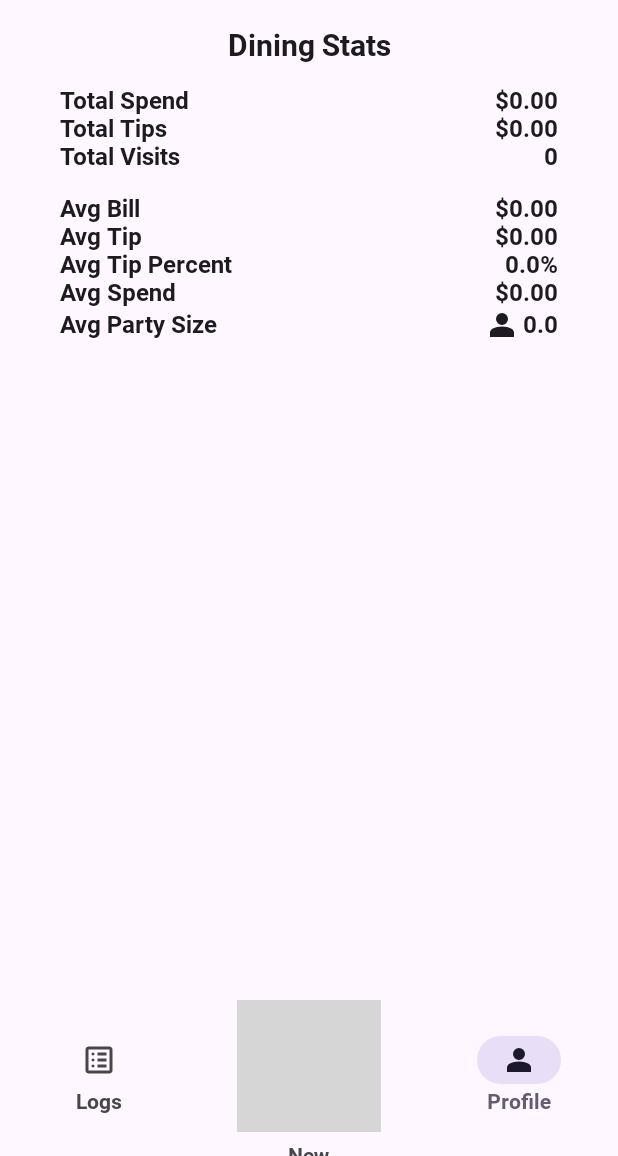
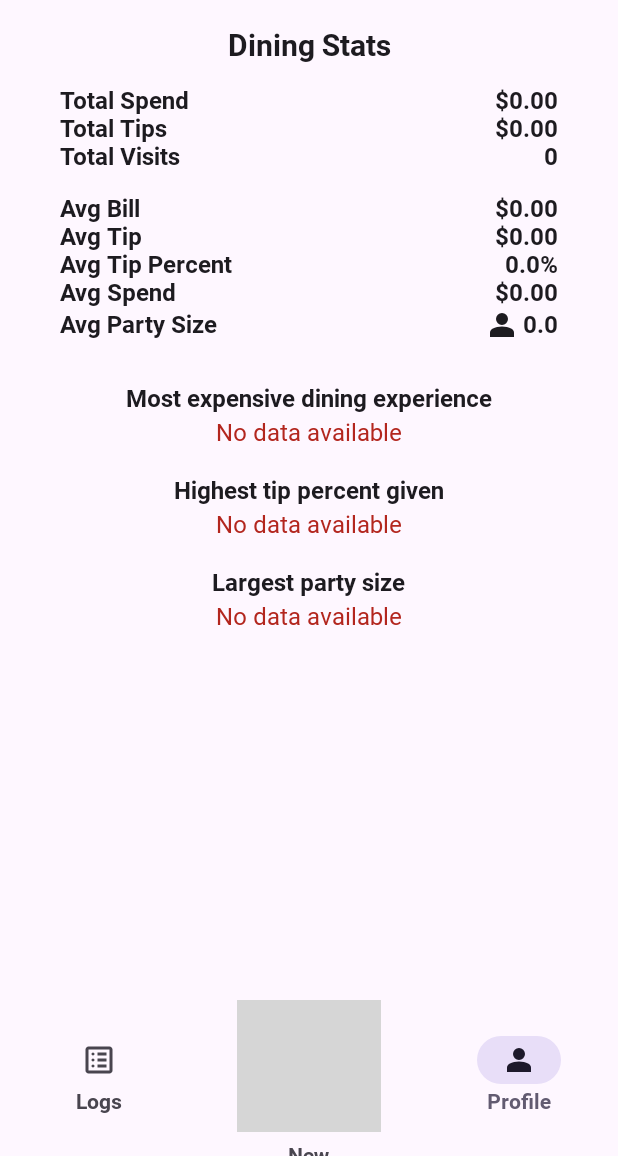
Before and after one commit to donutdiet/tip_calculator, an Android app built with Jetpack Compose: the screen it shows after launch (MainActivity), item 3 of the bottom bar chosen, on a phone screen of 412 x 824 dp, the part 80-1236 px from its top. Run offline under Robolectric (Android 15) with nearby library versions, the light colour scheme and no system bars; grey boxes are pictures that could not be loaded.

Commit message:
Add favoriting log feature and new dining stats

```diff
--- a/app/build.gradle.kts
+++ b/app/build.gradle.kts
@@ -11,8 +11,8 @@ android {
         applicationId = "com.jerrywang.tiptracker"
         minSdk = 24
         targetSdk = 34
-        versionCode = 6
-        versionName = "1.1.1"
+        versionCode = 7
+        versionName = "1.1.2"
 
         testInstrumentationRunner = "androidx.test.runner.AndroidJUnitRunner"
         vectorDrawables {
--- a/app/src/main/java/com/example/tiptracker/TipTrackerApp.kt
+++ b/app/src/main/java/com/example/tiptracker/TipTrackerApp.kt
@@ -74,6 +74,7 @@ fun ContentScreen(
     editLogViewModel: EditLogViewModel,
     navController: NavHostController,
     selectedIndex: Int,
+    navigateToDiningLogsScreen: () -> Unit,
     modifier: Modifier = Modifier
 ) {
     when (selectedIndex) {
@@ -87,10 +88,12 @@ fun ContentScreen(
         1 -> AddEntryFormNavHost(
             viewModel = logViewModel,
             navController = navController,
+            navigateToDiningLogsScreen = navigateToDiningLogsScreen,
             modifier = modifier
         )
 
         2 -> ProfileScreen(
+            logViewModel = logViewModel,
             modifier = modifier.fillMaxSize()
         )
     }
@@ -165,6 +168,7 @@ fun TipTrackerApp(
             editLogViewModel = editLogViewModel,
             navController = navController,
             selectedIndex = selectedIndex,
+            navigateToDiningLogsScreen = { selectedIndex = 0 },
             modifier = Modifier.padding(innerPadding)
         )
     }
--- a/app/src/main/java/com/example/tiptracker/data/DiningLogData.kt
+++ b/app/src/main/java/com/example/tiptracker/data/DiningLogData.kt
@@ -12,7 +12,8 @@ data class DiningLogData(
     val totalAmountPerPerson: Double,
     val restaurantName: String,
     val restaurantDescription: String,
-    val date: String
+    val date: String,
+    var favorite: Boolean = false
 )
 
 object UserStats {
@@ -32,6 +33,13 @@ object UserStats {
     var averageSpend: Double = 0.00
         private set
     var averagePartySize: Double = 0.0
+        private set
+
+    var highestSpendLogId: UUID? = null
+        private set
+    var highestTipPercentLogId: UUID? = null
+        private set
+    var highestPartySizeLogId: UUID? = null
         private set
 
     fun updateUserStats(diningLogs: List<DiningLogData>) {
@@ -54,4 +62,16 @@ object UserStats {
         averageSpend = avgSpend
         averagePartySize = avgPartySize
     }
+
+    fun updateLogRecords(diningLogs: List<DiningLogData>) {
+        if (diningLogs.isNotEmpty()) {
+            highestSpendLogId = diningLogs.maxByOrNull { it.totalAmount }?.id
+            highestTipPercentLogId = diningLogs.maxByOrNull { it.tipPercent }?.id
+            highestPartySizeLogId = diningLogs.maxByOrNull { it.personCount }?.id
+        } else {
+            highestSpendLogId = null
+            highestTipPercentLogId = null
+            highestPartySizeLogId = null
+        }
+    }
 }
--- a/app/src/main/java/com/example/tiptracker/screens/ProfileScreen.kt
+++ b/app/src/main/java/com/example/tiptracker/screens/ProfileScreen.kt
@@ -1,6 +1,5 @@
 package com.example.tiptracker.screens
 
-import android.graphics.Paint.Align
 import androidx.annotation.DrawableRes
 import androidx.compose.foundation.layout.Arrangement
 import androidx.compose.foundation.layout.Column
@@ -10,7 +9,6 @@ import androidx.compose.foundation.layout.fillMaxSize
 import androidx.compose.foundation.layout.fillMaxWidth
 import androidx.compose.foundation.layout.height
 import androidx.compose.foundation.layout.padding
-import androidx.compose.foundation.layout.safeDrawingPadding
 import androidx.compose.foundation.layout.width
 import androidx.compose.foundation.rememberScrollState
 import androidx.compose.foundation.verticalScroll
@@ -19,19 +17,28 @@ import androidx.compose.material3.MaterialTheme
 import androidx.compose.material3.Surface
 import androidx.compose.material3.Text
 import androidx.compose.runtime.Composable
+import androidx.compose.runtime.remember
 import androidx.compose.ui.Alignment
 import androidx.compose.ui.Modifier
 import androidx.compose.ui.res.painterResource
 import androidx.compose.ui.tooling.preview.Preview
 import androidx.compose.ui.unit.dp
+import androidx.lifecycle.viewmodel.compose.viewModel
 import com.example.tiptracker.R
 import com.example.tiptracker.ui.theme.TipTrackerTheme
 import com.example.tiptracker.data.UserStats
+import com.example.tiptracker.data.UserStats.highestPartySizeLogId
+import com.example.tiptracker.data.UserStats.highestSpendLogId
+import com.example.tiptracker.data.UserStats.highestTipPercentLogId
+import com.example.tiptracker.screens.logs.DiningEntry
+import com.example.tiptracker.ui.LogViewModel
 import java.text.NumberFormat
 import java.util.Locale
+import java.util.UUID
 
 @Composable
 fun ProfileScreen(
+    logViewModel: LogViewModel,
     modifier: Modifier = Modifier
 ) {
     val currencyFormatter: NumberFormat = NumberFormat.getCurrencyInstance()
@@ -39,7 +46,7 @@ fun ProfileScreen(
         Column(
             horizontalAlignment = Alignment.CenterHorizontally,
             modifier = Modifier
-                .padding(horizontal = 40.dp, vertical = 8.dp)
+                .padding(vertical = 8.dp)
                 .verticalScroll(rememberScrollState())
         ) {
             Text(
@@ -49,24 +56,29 @@ fun ProfileScreen(
             Spacer(modifier = Modifier.height(16.dp))
             UserStatRow(
                 label = "Total Spend",
-                value = currencyFormatter.format(UserStats.totalSpend)
+                value = currencyFormatter.format(UserStats.totalSpend),
+                modifier = Modifier.padding(horizontal = 40.dp)
             )
             UserStatRow(
                 label = "Total Tips",
-                value = currencyFormatter.format(UserStats.totalTips)
+                value = currencyFormatter.format(UserStats.totalTips),
+                modifier = Modifier.padding(horizontal = 40.dp)
             )
             UserStatRow(
                 label = "Total Visits",
-                value = UserStats.totalVisits.toString()
+                value = UserStats.totalVisits.toString(),
+                modifier = Modifier.padding(horizontal = 40.dp)
             )
             Spacer(modifier = Modifier.height(16.dp))
             UserStatRow(
                 label = "Avg Bill",
-                value = currencyFormatter.format(UserStats.averageBill)
+                value = currencyFormatter.format(UserStats.averageBill),
+                modifier = Modifier.padding(horizontal = 40.dp)
             )
             UserStatRow(
                 label = "Avg Tip",
-                value = currencyFormatter.format(UserStats.averageTip)
+                value = currencyFormatter.format(UserStats.averageTip),
+                modifier = Modifier.padding(horizontal = 40.dp)
             )
             UserStatRow(
                 label = "Avg Tip Percent",
@@ -74,11 +86,13 @@ fun ProfileScreen(
                     Locale.getDefault(),
                     "%.1f",
                     UserStats.averageTipPercent
-                ) + "%"
+                ) + "%",
+                modifier = Modifier.padding(horizontal = 40.dp)
             )
             UserStatRow(
                 label = "Avg Spend",
-                value = currencyFormatter.format(UserStats.averageSpend)
+                value = currencyFormatter.format(UserStats.averageSpend),
+                modifier = Modifier.padding(horizontal = 40.dp)
             )
             UserStatWithIconRow(
                 label = "Avg Party Size",
@@ -87,7 +101,27 @@ fun ProfileScreen(
                     "%.1f",
                     UserStats.averagePartySize
                 ),
-                imageRes = R.drawable.person
+                imageRes = R.drawable.person,
+                modifier = Modifier.padding(horizontal = 40.dp)
+            )
+            Spacer(modifier = Modifier.height(20.dp))
+            DiningLogRecord(
+                recordLabel = "Most expensive dining experience",
+                logViewModel = logViewModel,
+                logId = highestSpendLogId,
+                modifier = Modifier.padding(vertical = 8.dp, horizontal = 12.dp)
+            )
+            DiningLogRecord(
+                recordLabel = "Highest tip percent given",
+                logViewModel = logViewModel,
+                logId = highestTipPercentLogId,
+                modifier = Modifier.padding(vertical = 8.dp, horizontal = 12.dp)
+            )
+            DiningLogRecord(
+                recordLabel = "Largest party size",
+                logViewModel = logViewModel,
+                logId = highestPartySizeLogId,
+                modifier = Modifier.padding(vertical = 8.dp, horizontal = 12.dp)
             )
         }
     }
@@ -144,10 +178,43 @@ fun UserStatWithIconRow(
     }
 }
 
+@Composable
+fun DiningLogRecord(
+    recordLabel: String,
+    logViewModel: LogViewModel,
+    logId: UUID?,
+    modifier: Modifier = Modifier
+) {
+    val log = remember(logViewModel.diningLogs, logId) {
+        logViewModel.diningLogs.find { it.id == logId }
+    }
+
+    Column(
+        horizontalAlignment = Alignment.CenterHorizontally,
+        modifier = modifier
+    ) {
+        Text(
+            text = recordLabel,
+            style = MaterialTheme.typography.labelMedium
+        )
+        if (log != null) {
+            DiningEntry(log = log, modifier = Modifier.padding(vertical = 8.dp))
+        } else {
+            Text(
+                text = "No data available",
+                color = MaterialTheme.colorScheme.error,
+                modifier = Modifier.padding(vertical = 4.dp)
+            )
+        }
+    }
+}
+
 @Preview(showBackground = true)
 @Composable
 fun ProfileScreenPreview() {
     TipTrackerTheme {
-        ProfileScreen()
+        ProfileScreen(
+            logViewModel = viewModel()
+        )
     }
 }
--- a/app/src/main/java/com/example/tiptracker/screens/addentry/AddEntryFormNavHost.kt
+++ b/app/src/main/java/com/example/tiptracker/screens/addentry/AddEntryFormNavHost.kt
@@ -8,7 +8,6 @@ import androidx.compose.ui.Modifier
 import androidx.navigation.NavHostController
 import androidx.navigation.compose.NavHost
 import androidx.navigation.compose.composable
-import com.example.tiptracker.screens.logs.DiningLogsScreens
 import com.example.tiptracker.ui.LogViewModel
 
 enum class DiningInputScreens {
@@ -20,6 +19,7 @@ enum class DiningInputScreens {
 fun AddEntryFormNavHost(
     viewModel: LogViewModel,
     navController: NavHostController,
+    navigateToDiningLogsScreen: () -> Unit,
     modifier: Modifier = Modifier
 ) {
     NavHost(
@@ -55,7 +55,7 @@ fun AddEntryFormNavHost(
                         DiningInputScreens.BillInput.name,
                         inclusive = false
                     )
-                    navController.navigate(DiningLogsScreens.DiningLogs.name)
+                    navigateToDiningLogsScreen()
                 },
                 viewModel = viewModel
             )
--- a/app/src/main/java/com/example/tiptracker/screens/logs/EditLogScreen.kt
+++ b/app/src/main/java/com/example/tiptracker/screens/logs/EditLogScreen.kt
@@ -54,7 +54,6 @@ fun EditLogScreen(
     modifier: Modifier = Modifier,
     onCancelButtonClicked: () -> Unit,
     onSaveButtonClicked: () -> Unit,
-    logViewModel: LogViewModel,
     editLogViewModel: EditLogViewModel
 ) {
     val calendarState = rememberSheetState()
@@ -307,7 +306,6 @@ fun DatePickerDisplay(
 fun EditLogScreenPreview() {
     TipTrackerTheme {
         EditLogScreen(
-            logViewModel = viewModel(),
             editLogViewModel = viewModel(),
             onCancelButtonClicked = {},
             onSaveButtonClicked = {},
```
Also changed, not shown: app/src/main/java/com/example/tiptracker/screens/logs/DiningLogsNavHost.kt (+6 -2 lines), app/src/main/java/com/example/tiptracker/screens/logs/DiningLogsScreen.kt (+33 -7 lines), app/src/main/java/com/example/tiptracker/ui/LogViewModel.kt (+9 -2 lines).
